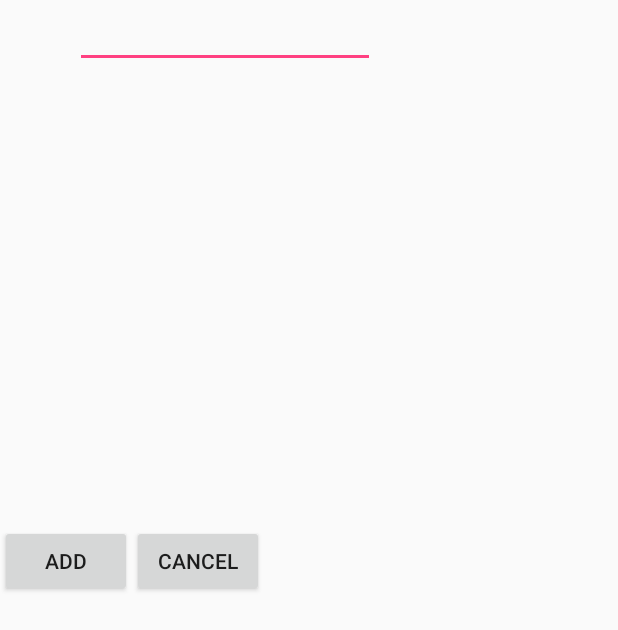
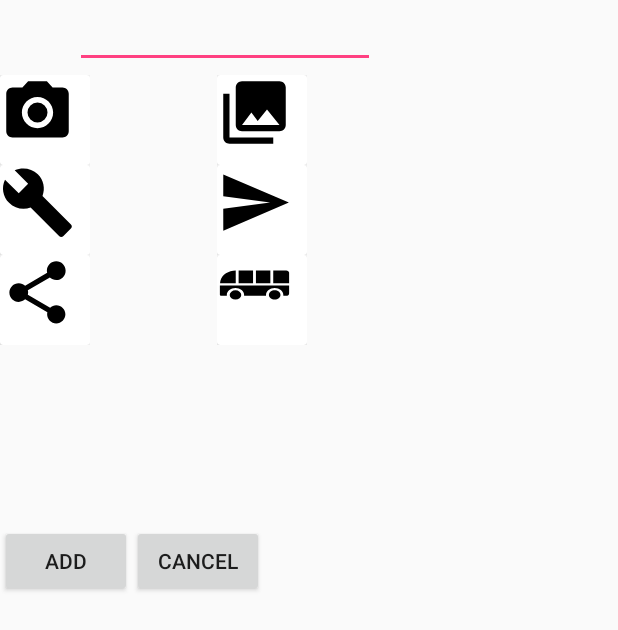
Before and after one commit to KyawSoeLinn/PoketEx, an Android app: the AddCategory screen opened directly, with no data from a screen before it, on a phone screen of 412 x 824 dp. Shown: the top 630 px of the screen. Run offline under Robolectric (Android 15) with nearby library versions, the phone set to English and light mode, and no system bars; our stand-ins replace Picasso.

Commit message:
add category
add category

```diff
--- a/app/src/main/java/digitalfusion/poketexpence/Activity/AddTransactionActivity.java
+++ b/app/src/main/java/digitalfusion/poketexpence/Activity/AddTransactionActivity.java
@@ -26,6 +26,7 @@ import android.view.View;
 import android.widget.Button;
 import android.widget.DatePicker;
 import android.widget.EditText;
+import android.widget.ImageView;
 import android.widget.TextView;
 import android.widget.Toast;
 
@@ -47,6 +48,7 @@ import digitalfusion.poketexpence.Fragment.QuickSummaryFragment;
 import digitalfusion.poketexpence.Model.ExpenceCategories;
 import digitalfusion.poketexpence.Model.ExpenceTransation;
 
+import digitalfusion.poketexpence.Util.AddCategory;
 import digitalfusion.poketexpence.Util.SelectCategory;
 import digitalfusion.poketexpence.ViewModel.AddTransactionModel;
 
@@ -76,6 +78,8 @@ public class AddTransactionActivity extends AppCompatActivity implements com.wdu
     int Year, Month, Day;
     AddTransactionModel viewModel;
 
+    ImageView btncatAdd;
+
 
     protected void onCreate(Bundle savedInstanceState) {
         super.onCreate(savedInstanceState);
@@ -94,6 +98,7 @@ public class AddTransactionActivity extends AppCompatActivity implements com.wdu
 
         btnSave = (Button) findViewById(R.id.btn_save);
         btnCancel = (Button) findViewById(R.id.btn_cancel);
+        btncatAdd = (ImageView) findViewById(R.id.img_add);
 
         Calendar calendar = Calendar.getInstance();
         SimpleDateFormat mdformat = new SimpleDateFormat("yyyy / MM / dd ");
@@ -128,6 +133,14 @@ public class AddTransactionActivity extends AppCompatActivity implements com.wdu
             @Override
             public void onClick(View view) {
 
+            }
+        });
+
+        btncatAdd.setOnClickListener(new View.OnClickListener() {
+            @Override
+            public void onClick(View v) {
+                Intent intent = new Intent(AddTransactionActivity.this, AddCategory.class);
+                startActivity(intent);
             }
         });
 
--- /dev/null
+++ b/app/src/main/java/digitalfusion/poketexpence/Adapter/CategoryIconSelectAdapter.java
@@ -0,0 +1,72 @@
+package digitalfusion.poketexpence.Adapter;
+
+import android.content.Context;
+import android.support.v7.widget.RecyclerView;
+import android.view.LayoutInflater;
+import android.view.View;
+import android.view.ViewGroup;
+import android.widget.ImageView;
+import android.widget.Toast;
+
+import com.squareup.picasso.Picasso;
+
+import java.util.List;
+
+import digitalfusion.poketexpence.Model.ExpenceCategories;
+import digitalfusion.poketexpence.Model.IconList;
+import digitalfusion.poketexpence.R;
+import digitalfusion.poketexpence.Util.AddCategory;
+
+public class CategoryIconSelectAdapter extends RecyclerView.Adapter<CategoryIconSelectAdapter.CategoriesIconViewHolder>{
+
+    public List<IconList> IconList;
+    private Context iContext;
+
+
+
+    public class CategoriesIconViewHolder extends RecyclerView.ViewHolder{
+
+        public ImageView selectIcon;
+
+        public CategoriesIconViewHolder(View itemView) {
+            super(itemView);
+            selectIcon = itemView.findViewById(R.id.catIconSingle);
+        }
+    }
+
+    public CategoryIconSelectAdapter (List<IconList> IconList, Context context){
+        this.IconList = IconList;
+        this.iContext = context;
+    }
+
+    @Override
+    public CategoryIconSelectAdapter.CategoriesIconViewHolder onCreateViewHolder(ViewGroup parent, int viewType) {
+        View iconView = LayoutInflater.from(parent.getContext())
+                .inflate(R.layout.category_icon_select_single, parent, false);
+
+        return new CategoryIconSelectAdapter.CategoriesIconViewHolder(iconView);
+    }
+
+    @Override
+    public void onBindViewHolder(CategoryIconSelectAdapter.CategoriesIconViewHolder holder, int position) {
+
+        final IconList iconlist = IconList.get(position);
+        Picasso.with(iContext)
+                .load(iconlist.getIcon())
+                .into(holder.selectIcon);
+
+        holder.selectIcon.setOnClickListener(new View.OnClickListener() {
+            @Override
+            public void onClick(View v) {
+
+                Toast.makeText(iContext, "??" + iconlist.getIcon()  , Toast.LENGTH_SHORT).show();
+            }
+        });
+
+    }
+
+    @Override
+    public int getItemCount() {
+        return IconList == null ? 0 : IconList.size();
+    }
+}
--- a/app/src/main/java/digitalfusion/poketexpence/Adapter/CategoryListAdapter.java
+++ b/app/src/main/java/digitalfusion/poketexpence/Adapter/CategoryListAdapter.java
@@ -72,14 +72,14 @@ public class CategoryListAdapter extends RecyclerView.Adapter<CategoryListAdapte
         holder.name.setText(expenceCategories.getCategoriesName());
         Integer icon= R.drawable.ic_img_bus;
         Integer secIcon=expenceCategories.getCategoriesIcon();
-        Picasso.with(cContext)
+        /*Picasso.with(cContext)
                 .load(expenceCategories.getCategoriesIcon())  //name of the image to load.
-                .into(holder.icon);
+                .into(holder.icon);*/
 
         holder.delete.setOnClickListener(new View.OnClickListener() {
             @Override
             public void onClick(View v) {
-                dbhelper = new DataBaseHelper();
+                dbhelper = new DataBaseHelper(cContext);
                 dbhelper.deleteCategory(expenceCategories.getCategoriesID(), cContext);
                 expenceCategoriesList.remove(position);
                 notifyDataSetChanged();
@@ -89,8 +89,6 @@ public class CategoryListAdapter extends RecyclerView.Adapter<CategoryListAdapte
         holder.edit.setOnClickListener(new View.OnClickListener() {
             @Override
             public void onClick(View v) {
-
-
                 Intent intent = new Intent(cContext, AddCategory.class);
                 String key = expenceCategories.getCategoriesID();
                intent.putExtra("key", key);
--- /dev/null
+++ b/app/src/main/java/digitalfusion/poketexpence/Model/IconList.java
@@ -0,0 +1,25 @@
+package digitalfusion.poketexpence.Model;
+
+import android.graphics.drawable.Icon;
+
+public class IconList {
+
+    private int icon;
+
+
+    public IconList(){
+
+    }
+
+    public IconList(int icon){
+        this.icon = icon;
+    }
+
+    public int getIcon() {
+        return icon;
+    }
+
+    public void setIcon(int icon) {
+        this.icon = icon;
+    }
+}
--- a/app/src/main/java/digitalfusion/poketexpence/Util/AddCategory.java
+++ b/app/src/main/java/digitalfusion/poketexpence/Util/AddCategory.java
@@ -3,10 +3,15 @@ package digitalfusion.poketexpence.Util;
 import android.app.Activity;
 import android.app.Dialog;
 import android.content.Intent;
+import android.content.res.Resources;
+import android.graphics.Rect;
 import android.os.Bundle;
 import android.support.annotation.Nullable;
 import android.support.v7.app.AppCompatActivity;
+import android.support.v7.widget.GridLayoutManager;
+import android.support.v7.widget.LinearLayoutManager;
 import android.support.v7.widget.RecyclerView;
+import android.util.TypedValue;
 import android.view.Menu;
 import android.view.MenuItem;
 import android.view.View;
@@ -15,8 +20,13 @@ import android.widget.EditText;
 import android.widget.ImageView;
 import android.widget.Toast;
 
+import java.util.ArrayList;
+import java.util.List;
+
 import digitalfusion.poketexpence.Activity.Category;
+import digitalfusion.poketexpence.Adapter.CategoryIconSelectAdapter;
 import digitalfusion.poketexpence.Data.DataBaseHelper;
+import digitalfusion.poketexpence.Model.IconList;
 import digitalfusion.poketexpence.R;
 
 public class AddCategory extends Activity {
@@ -27,6 +37,8 @@ public class AddCategory extends Activity {
     private RecyclerView recyclerView;
     DataBaseHelper dbhelper;
     String Cattxt;
+    private CategoryIconSelectAdapter iconadapter;
+    private List<IconList> iconlist;
 
 
 
@@ -42,9 +54,20 @@ public class AddCategory extends Activity {
         iconview = (ImageView) findViewById(R.id.catimgview);
         recyclerView = (RecyclerView) findViewById(R.id.catIconRV);
 
+        iconlist = new ArrayList<>();
+        iconadapter = new CategoryIconSelectAdapter(iconlist, this);
+
+        RecyclerView.LayoutManager iconLayoutmanger = new GridLayoutManager(this, 2);
+        recyclerView.setLayoutManager(iconLayoutmanger);
+        recyclerView.setAdapter(iconadapter);
+
+        prepareIcon();
+
         dbhelper = new DataBaseHelper(this);
 
         final Bundle bundle = getIntent().getExtras();
+
+
 
 
         btncatAdd.setOnClickListener(new View.OnClickListener() {
@@ -93,7 +116,39 @@ public class AddCategory extends Activity {
         });
 
 
+
+
     }
+
+    private void prepareIcon() {
+
+        int[] icons = new int[]{
+                R.drawable.ic_menu_camera,
+                R.drawable.ic_menu_gallery,
+                R.drawable.ic_menu_manage,
+                R.drawable.ic_menu_send,
+                R.drawable.ic_menu_share,
+                R.drawable.ic_img_bus};
+
+        IconList icon = new IconList(icons[0]);
+        iconlist.add(icon);
+        icon = new IconList(icons[1]);
+        iconlist.add(icon);
+        icon = new IconList(icons[2]);
+        iconlist.add(icon);
+        icon = new IconList(icons[3]);
+        iconlist.add(icon);
+        icon = new IconList(icons[4]);
+        iconlist.add(icon);
+        icon = new IconList(icons[5]);
+        iconlist.add(icon);
+
+        iconadapter.notifyDataSetChanged();
+
+    }
+
+
+}
 
 
 
@@ -174,4 +229,3 @@ public class AddCategory extends Activity {
         });
 
     }*/
-}
--- /dev/null
+++ b/app/src/main/res/layout/category_icon_select_single.xml
@@ -0,0 +1,21 @@
+<?xml version="1.0" encoding="utf-8"?>
+<android.support.constraint.ConstraintLayout
+    xmlns:android="http://schemas.android.com/apk/res/android"
+    xmlns:tools="http://schemas.android.com/tools"
+    android:layout_width="wrap_content"
+    android:layout_height="wrap_content">
+
+    <android.support.v7.widget.CardView
+        android:layout_width="60dp"
+        android:layout_height="60dp"
+        tools:layout_editor_absoluteX="1dp"
+        tools:layout_editor_absoluteY="1dp" >
+
+        <ImageView
+            android:layout_width="50dp"
+            android:layout_height="50dp"
+            android:id="@+id/catIconSingle"/>
+
+
+    </android.support.v7.widget.CardView>
+</android.support.constraint.ConstraintLayout>
```
Also changed, not shown: 47 other files.
